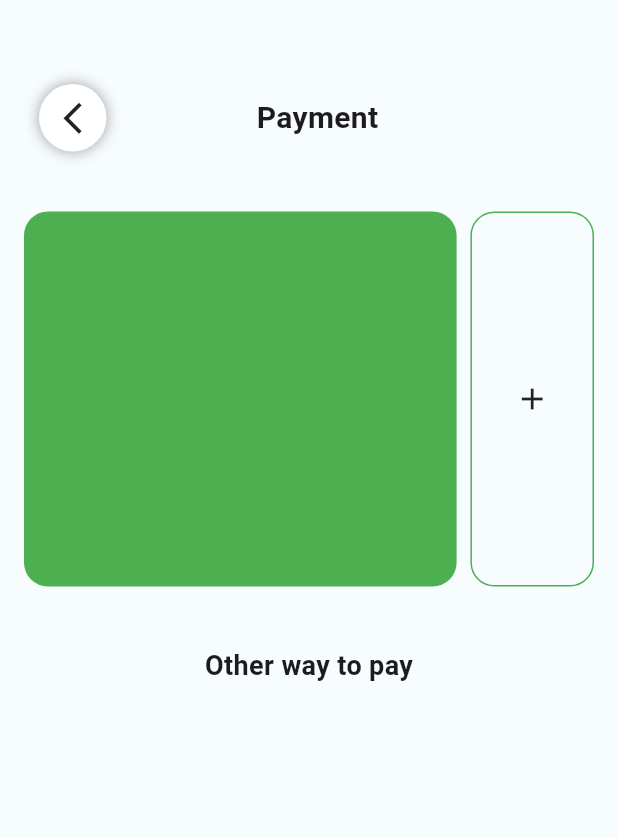
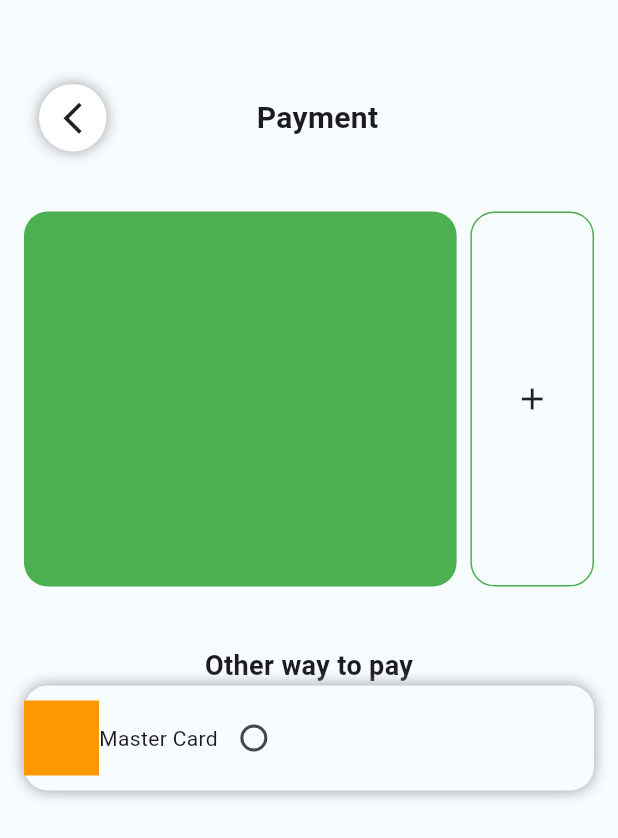
Before and after one commit to AndreyLucasPail/flutter_store_app, a Flutter app: the NewCardScreen screen opened directly, on a phone screen of 412 x 824 dp. Shown: the top 838 px of the screen. Run offline on Flutter 3.47's test engine with Material 3 defaults, Android fonts, the phone set to English and light mode, and no system bars; our stand-ins replace auto_size_text.

Commit message:
feature: create select card type

```diff
--- a/lib/card/new_card_screen.dart
+++ b/lib/card/new_card_screen.dart
@@ -116,7 +116,44 @@ class _NewCardScreenState extends State<NewCardScreen> with ProdutsMixin {
             fontWeight: FontWeight.bold,
           ),
         ),
+        selectCard(),
       ],
     );
   }
+
+  Widget selectCard() {
+    return Container(
+      height: 70,
+      decoration: BoxDecoration(
+        color: CustomColors.snow,
+        boxShadow: const [
+          BoxShadow(
+            blurRadius: 8,
+            spreadRadius: 0,
+            color: CustomColors.grey,
+          )
+        ],
+        borderRadius: BorderRadius.circular(16.0),
+      ),
+      child: Row(
+        children: [
+          Container(
+            height: 50,
+            width: 50,
+            color: CustomColors.orange,
+          ),
+          Text("Master Card"),
+          Checkbox(
+            value: isChecked,
+            shape: const CircleBorder(),
+            onChanged: (bool? value) {
+              setState(() {
+                isChecked = value!;
+              });
+            },
+          )
+        ],
+      ),
+    );
+  }
 }
--- a/lib/mixin/products_mixin.dart
+++ b/lib/mixin/products_mixin.dart
@@ -9,6 +9,7 @@ mixin ProdutsMixin<T extends StatefulWidget> on State<T> {
   String activeButtonHome = "Clothes";
   String activeButton = "";
   final double shipPrice = 5.0;
+  bool isChecked = false;
 
   late final cart = Provider.of<CartProvider>(context, listen: false);
 
```
Also changed, not shown: lib/cart/cart_screen.dart (+44 -1 lines).
